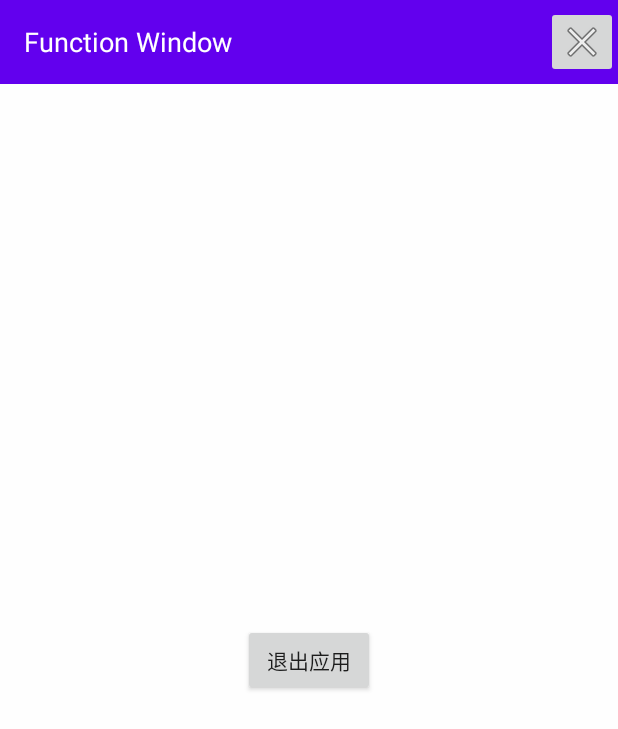
After one commit to pinetrick/PineDroid, an Android app built with Jetpack Compose: the layout function_window.xml on its own in the app's theme, with its tools: preview values and no code run, on a phone screen of 412 x 824 dp. The commit adds this screen. Shown: the top 729 px of the screen. Run offline under Robolectric (Android 15) with nearby library versions, the phone set to English and light mode, and no system bars.

Commit message:
float window

```diff
--- a/PineDroid/src/main/AndroidManifest.xml
+++ b/PineDroid/src/main/AndroidManifest.xml
@@ -6,7 +6,7 @@
     <application>
         <!-- ContentProvider 用于在App启动时初始化悬浮窗 -->
         <provider
-            android:name=".debug.window.FloatingInitProvider"
+            android:name=".debug.FloatingInitProvider"
             android:authorities="${applicationId}.floatinginitprovider"
             android:exported="false" />
     </application>
--- a/PineDroid/src/main/java/com/pine/pinedroid/debug/window/SmallFloatIcon.kt
+++ b/PineDroid/src/main/java/com/pine/pinedroid/debug/icon/SmallFloatIcon.kt
@@ -1,4 +1,4 @@
-package com.pine.pinedroid.debug.window
+package com.pine.pinedroid.debug.icon
 
 import android.content.Context
 import android.util.AttributeSet
--- a/PineDroid/src/main/java/com/pine/pinedroid/debug/Logs.kt
+++ b/PineDroid/src/main/java/com/pine/pinedroid/utils/Logs.kt
@@ -1,4 +1,4 @@
-package com.pine.pinedroid.debug
+package com.pine.pinedroid.utils
 
 import android.util.Log
 import com.pine.pinedroid.db.Model
@@ -13,11 +13,11 @@ fun <T> log(key: String, content: T?) {
         is Model -> content.log()
         else -> gson.toJson(content)
     }
-    _log(key, output)
+    _root_ide_package_.com.pine.pinedroid.utils._log(key, output)
 }
 
 fun <T> log(content: T?) {
-    log("null", content)
+    _root_ide_package_.com.pine.pinedroid.utils.log("null", content)
 }
 
 private fun _log(tag: String, content: String) {
--- /dev/null
+++ b/PineDroid/src/main/res/layout/function_window.xml
@@ -0,0 +1,57 @@
+<?xml version="1.0" encoding="utf-8"?>
+<LinearLayout xmlns:android="http://schemas.android.com/apk/res/android"
+    android:id="@+id/function_window_root"
+    android:layout_width="match_parent"
+    android:layout_height="match_parent"
+    android:orientation="vertical"
+    android:background="#CCFFFFFF"
+    android:padding="0dp">
+
+    <!-- 标题栏 -->
+    <LinearLayout
+        android:id="@+id/title_bar"
+        android:layout_width="match_parent"
+        android:layout_height="56dp"
+        android:orientation="horizontal"
+        android:background="#FF6200EE"
+        android:gravity="center_vertical">
+
+        <TextView
+            android:id="@+id/title_text"
+            android:layout_width="0dp"
+            android:layout_height="wrap_content"
+            android:layout_weight="1"
+            android:text="Function Window"
+            android:textColor="#FFFFFF"
+            android:textSize="18sp"
+            android:paddingStart="16dp"/>
+
+        <ImageButton
+            android:id="@+id/btn_close"
+            android:layout_width="48dp"
+            android:layout_height="48dp"
+             android:padding="8dp"
+            android:src="@android:drawable/ic_menu_close_clear_cancel"
+            android:contentDescription="Close"/>
+    </LinearLayout>
+
+    <!-- 内容区 / 功能按钮区 -->
+    <LinearLayout
+        android:id="@+id/function_area"
+        android:layout_width="match_parent"
+        android:layout_height="0dp"
+        android:layout_weight="1"
+        android:orientation="vertical"
+        android:gravity="center"
+        android:padding="16dp">
+
+        <Button
+            android:id="@+id/btn_exit_app"
+            android:layout_width="wrap_content"
+            android:layout_height="wrap_content"
+            android:text="退出应用" />
+
+        <!-- 你可以继续加其他功能按钮 -->
+    </LinearLayout>
+
+</LinearLayout>
```
Also changed, not shown: PineDroid/src/main/java/com/pine/pinedroid/debug/FloatingInitProvider.kt (renamed from PineDroid/src/main/java/com/pine/pinedroid/debug/window/FloatingInitProvider.kt, +15 -6 lines), PineDroid/src/main/java/com/pine/pinedroid/debug/window/FunctionWindow.kt (added, +52 -0 lines), PineDroid/src/main/java/com/pine/pinedroid/debug/window/FunctionWindowController.kt (added, +31 -0 lines), PineDroid/src/main/java/com/pine/pinedroid/ui/float_window/FloatingWindowHelper.kt (+15 -4 lines), app/src/main/java/com/pine/pindroidpp/MainActivity.kt (+4 -4 lines).
